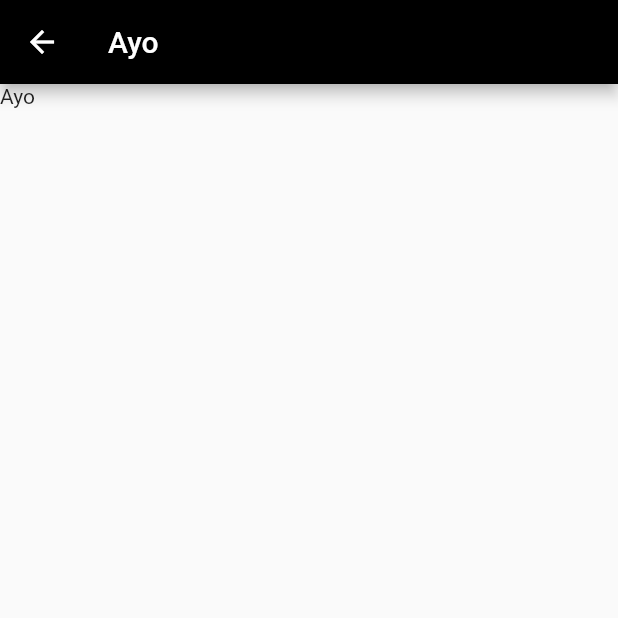
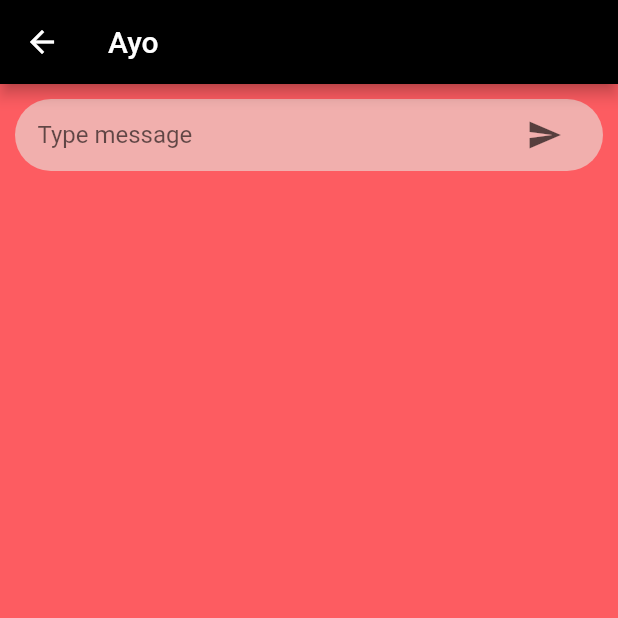
Before and after one commit to bingis-khan/christer, a Flutter app: the screen it shows after launch, after a tap on "Ayo", on a phone screen of 412 x 824 dp, the top half of it. Run offline on Flutter 3.47's test engine with Material 2 defaults, Android fonts, the light colour scheme and no system bars; our stand-ins replace flutter_svg, swipe_cards.

Commit message:
Add message input

```diff
--- a/christer/lib/pages/user_chat_page.dart
+++ b/christer/lib/pages/user_chat_page.dart
@@ -20,7 +20,60 @@ class _UserChatPageState extends State<UserChatPage> {
         title: Text(widget.userchat.name),
         backgroundColor: black,
       ),
-      body: Text(widget.userchat.name),
+      backgroundColor: primary,
+      body: Padding(
+        padding: EdgeInsets.all(10),
+        child: Container(
+          height: 48,
+          decoration: BoxDecoration(
+              color: white.withOpacity(0.5),
+              borderRadius: BorderRadius.circular(24)),
+          child: SafeArea(
+            child: Row(
+              children: [
+                Expanded(
+                  child: Container(
+                    padding: EdgeInsets.symmetric(
+                      horizontal: 20.0 * 0.75,
+                    ),
+                    decoration: BoxDecoration(
+                      color: Color(0xFF00BF6D).withOpacity(0.05),
+                      borderRadius: BorderRadius.circular(40),
+                    ),
+                    child: Row(
+                      children: [
+                        Expanded(
+                          child: TextField(
+                            decoration: InputDecoration(
+                              hintText: "Type message",
+                              border: InputBorder.none,
+                            ),
+                          ),
+                        ),
+                        IconButton(
+                          icon: Icon(
+                            Icons.send,
+                            color: Theme.of(context)
+                                .textTheme
+                                .bodyText1!
+                                .color!
+                                .withOpacity(0.64),
+                          ),
+                          tooltip: "Send",
+                          onPressed: (){
+                            print("Message sent!");
+                          },
+                        ),
+
+                      ],
+                    ),
+                  ),
+                ),
+              ],
+            ),
+          ),
+        ),
+      ),
     );
   }
 }
```
